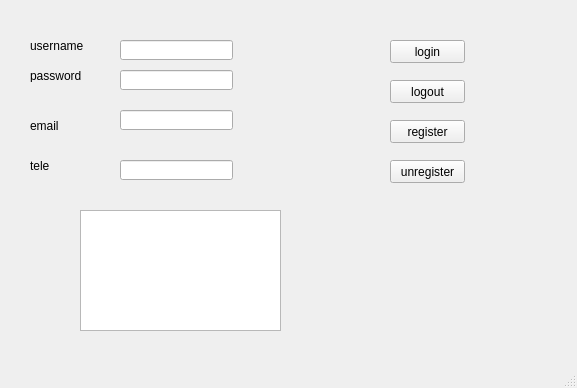
redamancyguy/Chaty, file BigClient/mainwindow.ui: the form before one commit.
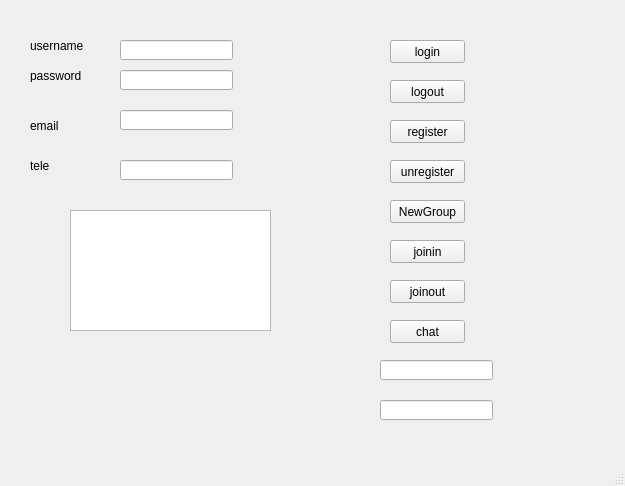
The form after the commit.

Diff of the .ui file:
```diff
--- a/BigClient/mainwindow.ui
+++ b/BigClient/mainwindow.ui
@@ -6,8 +6,8 @@
    <rect>
     <x>0</x>
     <y>0</y>
-    <width>577</width>
-    <height>388</height>
+    <width>625</width>
+    <height>486</height>
    </rect>
   </property>
   <property name="windowTitle">
@@ -161,13 +161,85 @@
    <widget class="QTextBrowser" name="textBrowser">
     <property name="geometry">
      <rect>
-      <x>80</x>
+      <x>70</x>
       <y>210</y>
       <width>201</width>
       <height>121</height>
      </rect>
     </property>
    </widget>
+   <widget class="QPushButton" name="pushButton_5">
+    <property name="geometry">
+     <rect>
+      <x>390</x>
+      <y>200</y>
+      <width>75</width>
+      <height>23</height>
+     </rect>
+    </property>
+    <property name="text">
+     <string>NewGroup</string>
+    </property>
+   </widget>
+   <widget class="QPushButton" name="pushButton_6">
+    <property name="geometry">
+     <rect>
+      <x>390</x>
+      <y>240</y>
+      <width>75</width>
+      <height>23</height>
+     </rect>
+    </property>
+    <property name="text">
+     <string>joinin</string>
+    </property>
+   </widget>
+   <widget class="QPushButton" name="pushButton_7">
+    <property name="geometry">
+     <rect>
+      <x>390</x>
+      <y>280</y>
+      <width>75</width>
+      <height>23</height>
+     </rect>
+    </property>
+    <property name="text">
+     <string>joinout</string>
+    </property>
+   </widget>
+   <widget class="QLineEdit" name="lineEdit_5">
+    <property name="geometry">
+     <rect>
+      <x>380</x>
+      <y>360</y>
+      <width>113</width>
+      <height>20</height>
+     </rect>
+    </property>
+   </widget>
+   <widget class="QPushButton" name="pushButton_8">
+    <property name="geometry">
+     <rect>
+      <x>390</x>
+      <y>320</y>
+      <width>75</width>
+      <height>23</height>
+     </rect>
+    </property>
+    <property name="text">
+     <string>chat</string>
+    </property>
+   </widget>
+   <widget class="QLineEdit" name="lineEdit_6">
+    <property name="geometry">
+     <rect>
+      <x>380</x>
+      <y>400</y>
+      <width>113</width>
+      <height>20</height>
+     </rect>
+    </property>
+   </widget>
   </widget>
   <widget class="QMenuBar" name="menubar">
    <property name="geometry">
```
Left out of the diff: 2 changed lines with no effect on the pictures.
